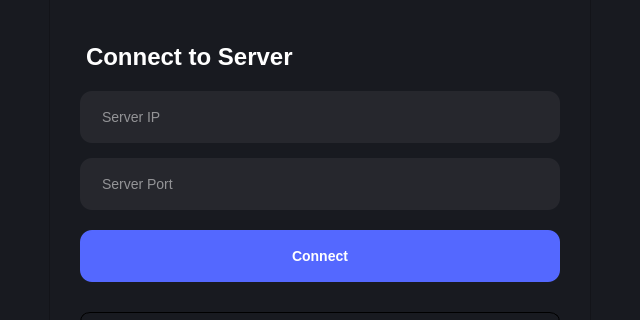
thebadsektor/intelligent_management_system, file client.ui: the form before one commit; both pictures show x 99 to 739 and y 110 to 430 of the 838 by 650 pixel window.
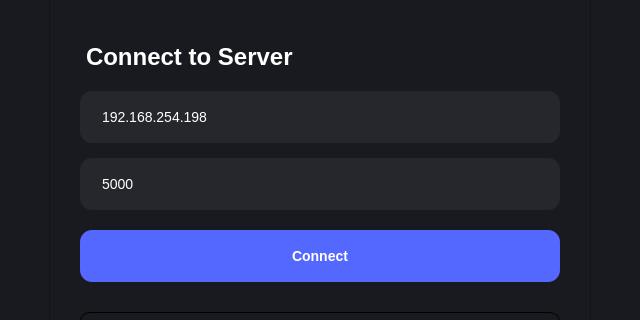
The form after the commit. Icons and pictures are not drawn.

```diff
--- a/client.ui
+++ b/client.ui
@@ -374,6 +374,9 @@
              <property name="styleSheet">
               <string notr="true">margin-bottom: 15px;</string>
              </property>
+             <property name="text">
+              <string>192.168.254.198</string>
+             </property>
              <property name="placeholderText">
               <string>Server IP</string>
              </property>
@@ -384,6 +387,9 @@
              <property name="styleSheet">
               <string notr="true">margin-bottom: 20px;</string>
              </property>
+             <property name="text">
+              <string>5000</string>
+             </property>
              <property name="placeholderText">
               <string>Server Port</string>
              </property>
```
